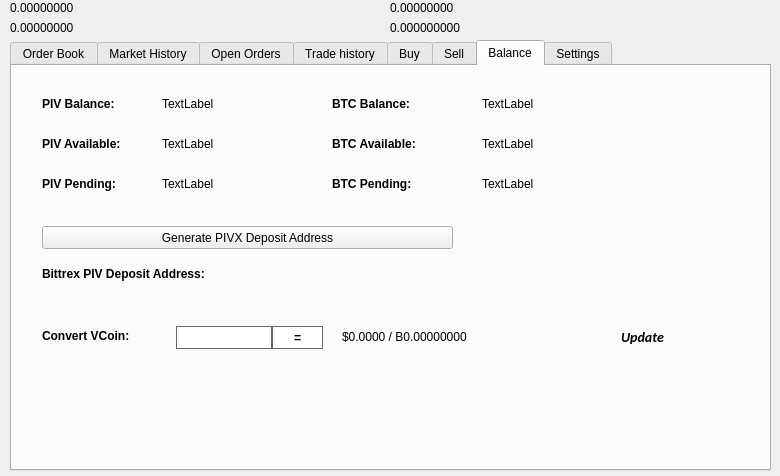
Qt form src/qt/forms/tradingdialog.ui (traficoin/traficoin) before a commit.
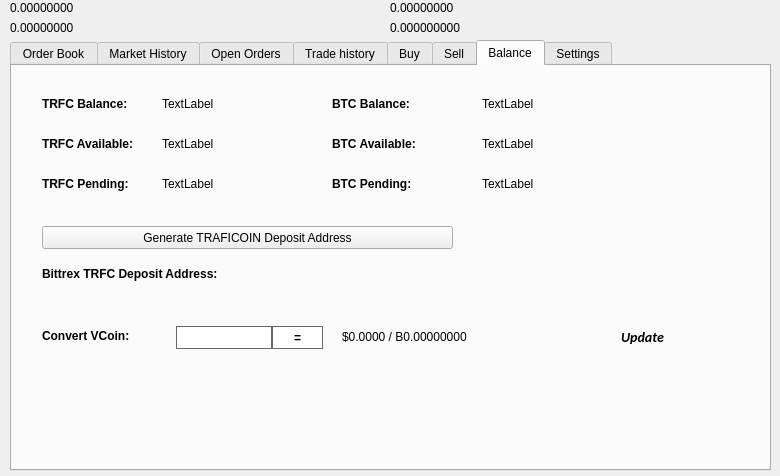
The same form after that commit. The open tabs and pages were chosen to show the change. Icons and pictures are not drawn.

What changed in the file:
```diff
--- a/src/qt/forms/tradingdialog.ui
+++ b/src/qt/forms/tradingdialog.ui
@@ -2762,7 +2762,7 @@
       </font>
      </property>
      <property name="text">
-      <string>PIV Balance:</string>
+      <string>TRFC Balance:</string>
      </property>
     </widget>
     <widget class="QLabel" name="label_12">
@@ -2813,7 +2813,7 @@
       </font>
      </property>
      <property name="text">
-      <string>PIV Available:</string>
+      <string>TRFC Available:</string>
      </property>
     </widget>
     <widget class="QLabel" name="label_14">
@@ -2832,7 +2832,7 @@
       </font>
      </property>
      <property name="text">
-      <string>PIV Pending:</string>
+      <string>TRFC Pending:</string>
      </property>
     </widget>
     <widget class="QLabel" name="PIVPendingLabel">
@@ -2928,7 +2928,7 @@
       </font>
      </property>
      <property name="text">
-      <string>Bittrex PIV Deposit Address:</string>
+      <string>Bittrex TRFC Deposit Address:</string>
      </property>
     </widget>
     <widget class="QPushButton" name="GenDepositBTN">
@@ -2941,7 +2941,7 @@
       </rect>
      </property>
      <property name="text">
-      <string>Generate PIVX Deposit Address</string>
+      <string>Generate TRAFICOIN Deposit Address</string>
      </property>
      <property name="icon">
       <iconset resource="../pivx.qrc">
```
Left out of the diff: 46 changed lines with no effect on the pictures.
